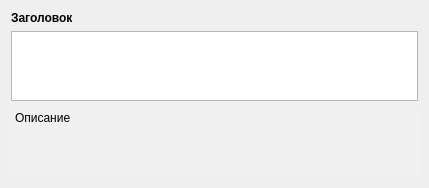
Old version of the form designer/formtable.ui in the repository Artemako/auto-exec-doc.
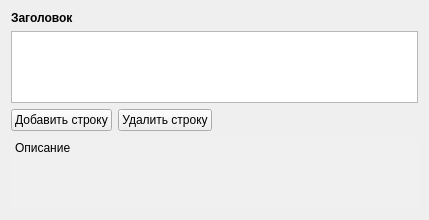
New version of the form.

Commit message: добавлена форма table_editor

Patch:
```diff
--- a/designer/formtable.ui
+++ b/designer/formtable.ui
@@ -7,7 +7,7 @@
     <x>0</x>
     <y>0</y>
     <width>429</width>
-    <height>188</height>
+    <height>220</height>
    </rect>
   </property>
   <property name="maximumSize">
@@ -48,7 +48,38 @@
       </widget>
      </item>
      <item>
-      <widget class="QTableWidget" name="tablewidget"/>
+      <widget class="QTableWidget" name="table"/>
+     </item>
+     <item>
+      <layout class="QHBoxLayout" name="buttons_layout">
+       <item>
+        <widget class="QPushButton" name="add_button">
+         <property name="text">
+          <string>Добавить строку</string>
+         </property>
+        </widget>
+       </item>
+       <item>
+        <widget class="QPushButton" name="delete_button">
+         <property name="text">
+          <string>Удалить строку</string>
+         </property>
+        </widget>
+       </item>
+       <item>
+        <spacer name="horizontalSpacer">
+         <property name="orientation">
+          <enum>Qt::Horizontal</enum>
+         </property>
+         <property name="sizeHint" stdset="0">
+          <size>
+           <width>40</width>
+           <height>20</height>
+          </size>
+         </property>
+        </spacer>
+       </item>
+      </layout>
      </item>
      <item>
       <widget class="QTextBrowser" name="textbrowser">
```
The commit also changes 16 other files.
